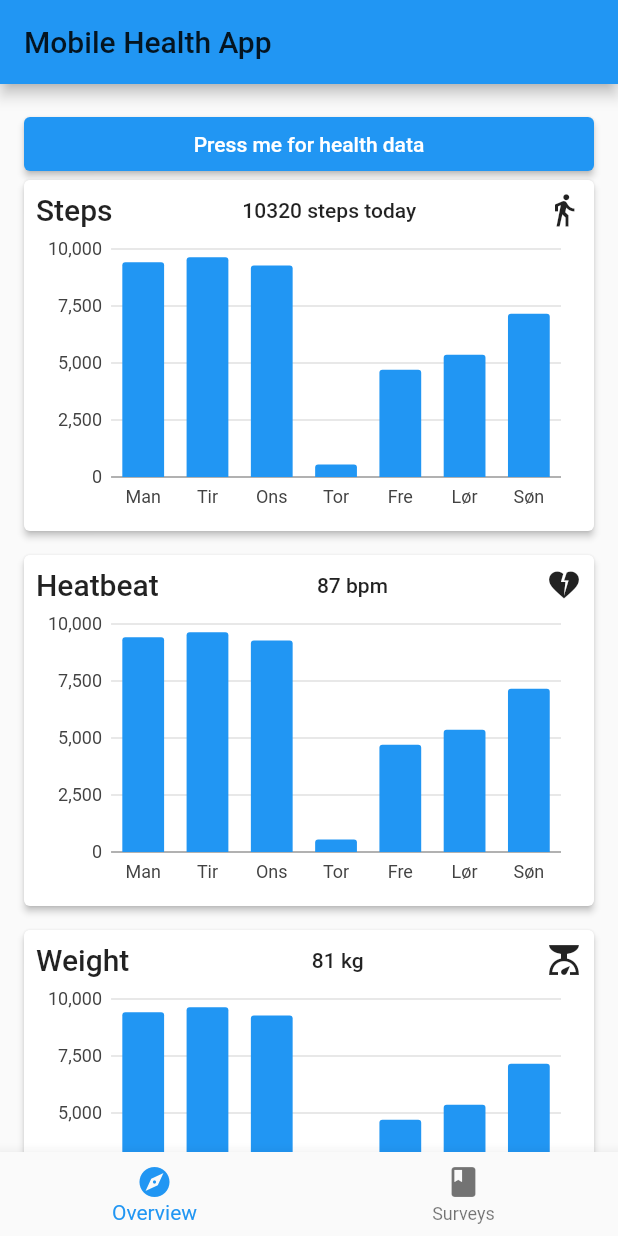
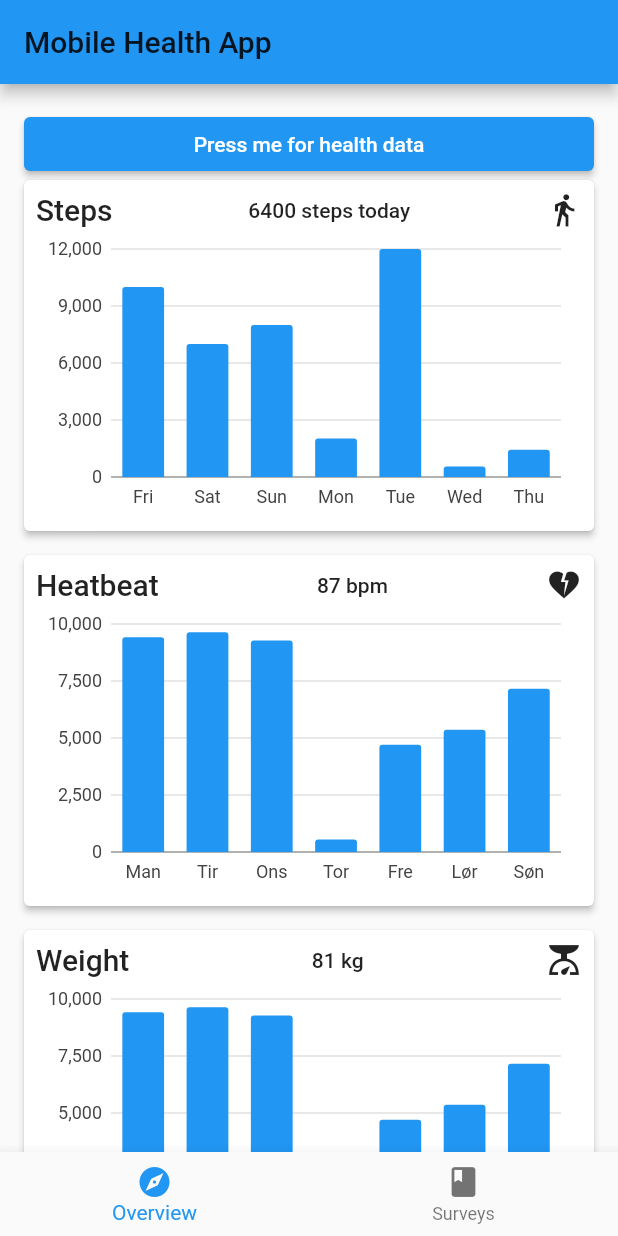
Before and after one commit to mikklf/flutter_health_app, a Flutter app: the screen it shows after launch, on a phone screen of 412 x 824 dp. Run offline on Flutter 3.47's test engine with Material 2 defaults, Android fonts, the phone set to English and light mode, and no system bars; our stand-ins replace bloc, community_charts_flutter, device_info_plus, equatable, flutter_bloc, get_it and 1 more; missing offline and left inert: health, research_package; accounts and stored records are empty.

Commit message:
Clean up steps widget

```diff
--- a/lib/src/presentation/screens/overview_screen/widgets/steps_widget.dart
+++ b/lib/src/presentation/screens/overview_screen/widgets/steps_widget.dart
@@ -1,8 +1,9 @@
 import 'dart:math';
 
 import 'package:flutter/material.dart';
-import 'package:community_charts_flutter/community_charts_flutter.dart' as charts;
-
+import 'package:community_charts_flutter/community_charts_flutter.dart'
+    as charts;
+import 'package:flutter_health_app/src/data/models/steps.dart';
 
 class StepsWidget extends StatelessWidget {
   const StepsWidget({
@@ -19,72 +20,54 @@ class StepsWidget extends StatelessWidget {
           child: Padding(
             padding: const EdgeInsets.all(8.0),
             child: Column(children: [
-              Row(
-                mainAxisAlignment: MainAxisAlignment.spaceBetween,
-                children: [
-                  Text("Steps",
-                      style: Theme.of(context).textTheme.titleLarge),
-                  Text("10320 steps today",
-                      style: Theme.of(context).textTheme.bodyLarge),
-                  const Icon(Icons.directions_walk),
-                ],
-              ),
-              Expanded(
-                child: SimpleBarChart.withRandomData(),
-              ),
+              _buildHeader(context, 6400),
+              _buildChart(context),
             ]),
           ),
         ));
   }
-}
 
-
-class SimpleBarChart extends StatelessWidget {
-  final List<charts.Series<dynamic, String>> seriesList;
-  final bool animate;
-
-  const SimpleBarChart(this.seriesList, {super.key, this.animate = false});
-
-  factory SimpleBarChart.withRandomData() {
-    return SimpleBarChart(_createRandomData());
+  Widget _buildHeader(BuildContext context, int steps) {
+    return Row(
+      mainAxisAlignment: MainAxisAlignment.spaceBetween,
+      children: [
+        Text("Steps", style: Theme.of(context).textTheme.titleLarge),
+        Text("$steps steps today",
+            style: Theme.of(context).textTheme.bodyLarge),
+        const Icon(Icons.directions_walk),
+      ],
+    );
   }
 
-  /// Returns random data for demonstration.
-  static List<charts.Series<SensorEntry, String>> _createRandomData() {
+  Widget _buildChart(BuildContext context) {
     final random = Random();
 
     final data = [
-      SensorEntry('Man', random.nextInt(10000)),
-      SensorEntry('Tir', random.nextInt(10000)),
-      SensorEntry('Ons', random.nextInt(10000)),
-      SensorEntry('Tor', random.nextInt(10000)),
-      SensorEntry('Fre', random.nextInt(10000)),
-      SensorEntry('Lør', random.nextInt(10000)),
-      SensorEntry('Søn', random.nextInt(10000)),
+      Steps(steps: 10000, date: DateTime.now().subtract(Duration(days: 6))),
+      Steps(steps: 7000, date: DateTime.now().subtract(Duration(days: 5))),
+      Steps(steps: 8000, date: DateTime.now().subtract(Duration(days: 4))),
+      Steps(steps: 2030, date: DateTime.now().subtract(Duration(days: 3))),
+      Steps(steps: 12000, date: DateTime.now().subtract(Duration(days: 2))),
+      Steps(steps: 552, date: DateTime.now().subtract(Duration(days: 1))),
+      Steps(steps: 1440, date: DateTime.now()),
     ];
 
-    return [
-      charts.Series<SensorEntry, String>(
+    List<String> weekNames = ['Mon', 'Tue', 'Wed', 'Thu', 'Fri', 'Sat', 'Sun'];
+
+    var chartData = [
+      charts.Series<Steps, String>(
         id: 'Data',
-        domainFn: (SensorEntry sales, _) => sales.day,
-        measureFn: (SensorEntry sales, _) => sales.value,
+        domainFn: (Steps x, _) => weekNames[x.date.weekday - 1],
+        measureFn: (Steps x, _) => x.steps,
         data: data,
       )
     ];
-  }
 
-  @override
-  Widget build(BuildContext context) {
-    return charts.BarChart(
-      seriesList,
-      animate: animate,
+    return Expanded(
+      child: charts.BarChart(
+        chartData,
+        animate: false,
+      ),
     );
   }
 }
-
-class SensorEntry {
-  final String day;
-  final int value;
-
-  SensorEntry(this.day, this.value);
-}
```
